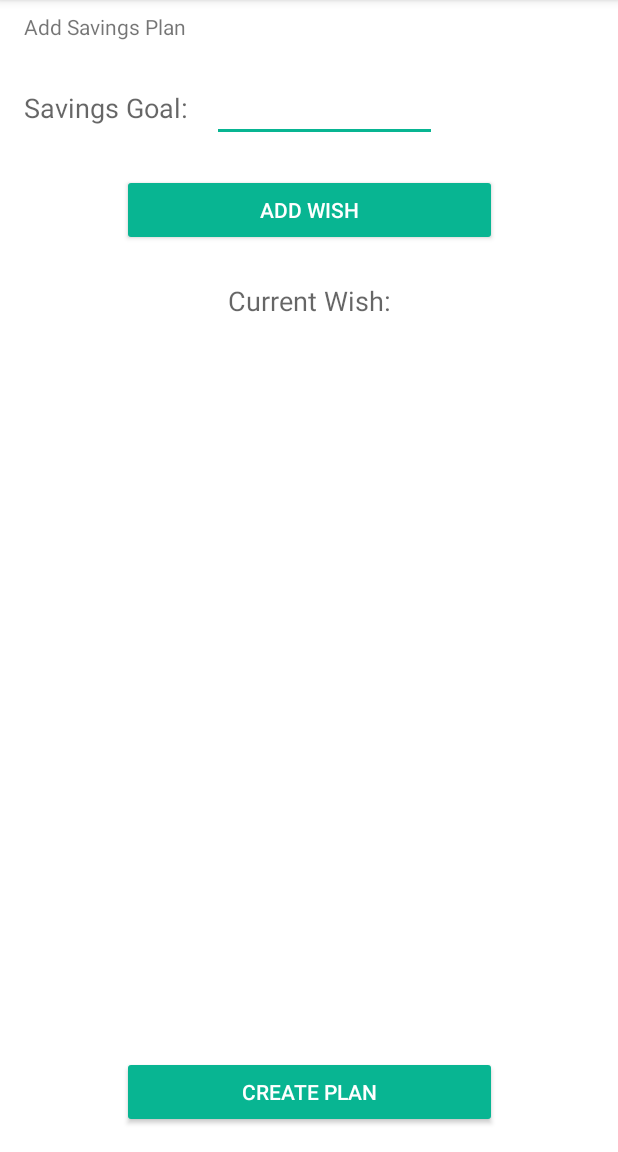
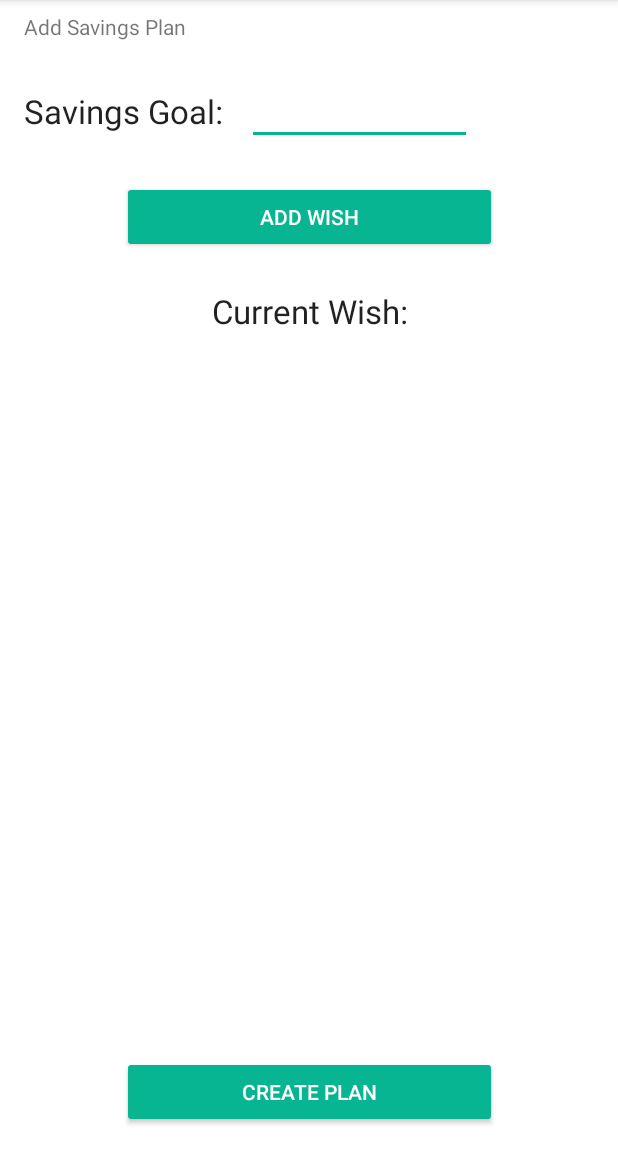
Before and after one commit to HmirceaD/PlanUp, an Android app: the CreatePlanSavings screen opened directly, with no data from a screen before it, on a phone screen of 412 x 824 dp, the part 84-1236 px from its top. Run offline under Robolectric (Android 15) with nearby library versions, the phone set to English and light mode, and no system bars.

Commit message:
added 'hollow' wish dialog box, added some styling to the date textviews'

```diff
--- a/app/src/main/java/com/example/mircea/moneymanager/Adapters/ExpenseListAdapter.java
+++ b/app/src/main/java/com/example/mircea/moneymanager/Adapters/ExpenseListAdapter.java
@@ -209,10 +209,9 @@ public class ExpenseListAdapter extends ArrayAdapter<Expense> {
             notifyDataSetInvalidated();
 
             /**Kills keyboard**/
-            if (v != null) {
+
                 InputMethodManager imm = (InputMethodManager)mContext.getSystemService(Context.INPUT_METHOD_SERVICE);
                 imm.hideSoftInputFromWindow(v.getWindowToken(), 0);
-           }
 
         }
 
--- /dev/null
+++ b/app/src/main/res/drawable/wish_edit_text_border.xml
@@ -0,0 +1,6 @@
+<?xml version="1.0" encoding="utf-8"?>
+<shape xmlns:android="http://schemas.android.com/apk/res/android">
+    <stroke
+        android:width="1dp"
+        android:color="#000" />
+</shape>
--- a/app/src/main/res/layout/activity_create_plan_savings.xml
+++ b/app/src/main/res/layout/activity_create_plan_savings.xml
@@ -22,7 +22,7 @@
         app:layout_constraintStart_toStartOf="parent" />
 
     <TextView
-        android:id="@+id/textView2"
+        android:id="@+id/addSavingsPlanTextView"
         android:layout_width="wrap_content"
         android:layout_height="wrap_content"
         android:layout_marginStart="16dp"
@@ -32,29 +32,30 @@
         app:layout_constraintTop_toTopOf="parent" />
 
     <TextView
-        android:id="@+id/textView3"
+        android:id="@+id/savingGoalTextView"
         android:layout_width="wrap_content"
         android:layout_height="wrap_content"
         android:layout_marginStart="16dp"
         android:layout_marginTop="32dp"
         android:text="@string/savings_goal"
-        android:textAppearance="@style/TextAppearance.AppCompat.Medium"
+        android:textAppearance="@style/TextAppearance.AppCompat.Menu"
+        android:textSize="22sp"
         app:layout_constraintStart_toStartOf="parent"
-        app:layout_constraintTop_toBottomOf="@+id/textView2" />
+        app:layout_constraintTop_toBottomOf="@+id/addSavingsPlanTextView" />
 
     <EditText
-        android:id="@+id/editText"
+        android:id="@+id/savingsSavingEditText"
         android:layout_width="150dp"
         android:layout_height="wrap_content"
         android:layout_marginStart="16dp"
         android:ems="10"
         android:inputType="number"
-        app:layout_constraintBottom_toBottomOf="@+id/textView3"
-        app:layout_constraintStart_toEndOf="@+id/textView3"
-        app:layout_constraintTop_toTopOf="@+id/textView3" />
+        app:layout_constraintBottom_toBottomOf="@+id/savingGoalTextView"
+        app:layout_constraintStart_toEndOf="@+id/savingGoalTextView"
+        app:layout_constraintTop_toTopOf="@+id/savingGoalTextView" />
 
     <Button
-        android:id="@+id/button"
+        android:id="@+id/savingsAddWishButton"
         android:layout_width="250dp"
         android:layout_height="wrap_content"
         android:layout_marginEnd="8dp"
@@ -65,18 +66,19 @@
         android:textColor="#FFF"
         app:layout_constraintEnd_toEndOf="parent"
         app:layout_constraintStart_toStartOf="parent"
-        app:layout_constraintTop_toBottomOf="@+id/textView3" />
+        app:layout_constraintTop_toBottomOf="@+id/savingGoalTextView" />
 
     <TextView
-        android:id="@+id/textView4"
+        android:id="@+id/currentWishTextView"
         android:layout_width="wrap_content"
         android:layout_height="wrap_content"
         android:layout_marginEnd="8dp"
         android:layout_marginStart="8dp"
         android:layout_marginTop="24dp"
         android:text="@string/current_wish"
-        android:textAppearance="@style/TextAppearance.AppCompat.Medium"
-        app:layout_constraintEnd_toEndOf="@+id/button"
-        app:layout_constraintStart_toStartOf="@+id/button"
-        app:layout_constraintTop_toBottomOf="@+id/button" />
+        android:textAppearance="@style/TextAppearance.AppCompat.Menu"
+        android:textSize="22sp"
+        app:layout_constraintEnd_toEndOf="@+id/savingsAddWishButton"
+        app:layout_constraintStart_toStartOf="@+id/savingsAddWishButton"
+        app:layout_constraintTop_toBottomOf="@+id/savingsAddWishButton" />
 </android.support.constraint.ConstraintLayout>
--- a/app/src/main/res/values/colors.xml
+++ b/app/src/main/res/values/colors.xml
@@ -2,6 +2,8 @@
 <resources>
     <color name="colorPrimary">#16E145</color>
     <color name="colorPrimaryDark">#10A834</color>
-    <color name="colorAccent">#08B592</color>
+    <color name="colorAccent">#08b592</color>
+
+    <color name="cancelButton">#FF5450</color>
 
 </resources>
```
Also changed, not shown: app/src/main/java/com/example/mircea/moneymanager/Activities/CreatePlanActivity.java (+20 -10 lines), app/src/main/java/com/example/mircea/moneymanager/Activities/CreatePlanSavings.java (+38 -0 lines), app/src/main/res/layout/activity_create_plan.xml (+9 -5 lines), app/src/main/res/layout/wish_alert_dialog.xml (added, +100 -0 lines), app/src/main/res/values/strings.xml (+7 -0 lines).
